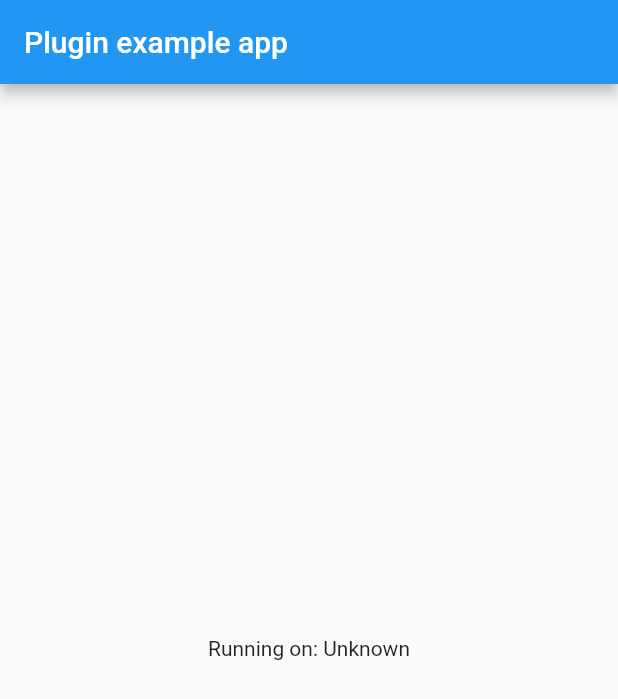
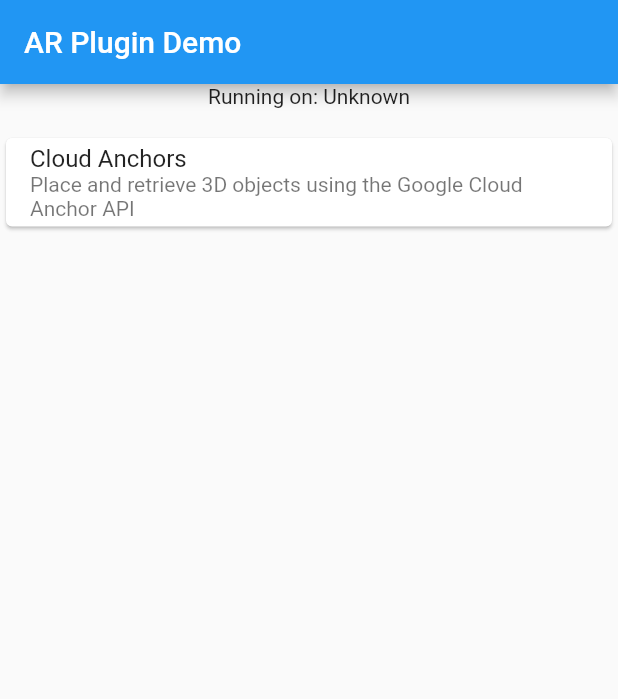
Before and after one commit to CariusLars/ar_flutter_plugin, a Flutter app: the screen it shows after launch, on a phone screen of 412 x 824 dp. Shown: the top 699 px of the screen. Run offline on Flutter 3.47's test engine with Material 2 defaults, Android fonts, the phone set to English and light mode, and no system bars.

Commit message:
adds home screen to example app

```diff
--- /dev/null
+++ b/example/lib/examples/cloundanchorexample.dart
@@ -0,0 +1,14 @@
+import 'package:flutter/material.dart';
+
+class CloudAnchorWidget extends StatelessWidget {
+  CloudAnchorWidget({Key key}) : super(key: key);
+
+  @override
+  Widget build(BuildContext context) {
+    return Scaffold(
+        appBar: AppBar(
+          title: const Text('Cloud Anchors'),
+        ),
+        body: Container(child: Text('Hello world')));
+  }
+}
--- a/example/lib/main.dart
+++ b/example/lib/main.dart
@@ -3,6 +3,8 @@ import 'dart:async';
 
 import 'package:flutter/services.dart';
 import 'package:ar_flutter_plugin/ar_flutter_plugin.dart';
+
+import 'package:ar_flutter_plugin_example/examples/cloundanchorexample.dart';
 
 void main() {
   runApp(MyApp());
@@ -15,6 +17,7 @@ class MyApp extends StatefulWidget {
 
 class _MyAppState extends State<MyApp> {
   String _platformVersion = 'Unknown';
+  static const String _title = 'AR Plugin Demo';
 
   @override
   void initState() {
@@ -47,12 +50,62 @@ class _MyAppState extends State<MyApp> {
     return MaterialApp(
       home: Scaffold(
         appBar: AppBar(
-          title: const Text('Plugin example app'),
+          title: const Text(_title),
         ),
-        body: Center(
-          child: Text('Running on: $_platformVersion\n'),
+        body: Column(children: [
+          Text('Running on: $_platformVersion\n'),
+          Expanded(
+            child: ExampleList(),
+          ),
+        ]),
+      ),
+    );
+  }
+}
+
+class ExampleList extends StatelessWidget {
+  ExampleList({Key key}) : super(key: key);
+
+  @override
+  Widget build(BuildContext context) {
+    final examples = [
+      Example(
+          'Cloud Anchors',
+          'Place and retrieve 3D objects using the Google Cloud Anchor API',
+          () => Navigator.push(context,
+              MaterialPageRoute(builder: (context) => CloudAnchorWidget())))
+    ];
+    return ListView(
+      children:
+          examples.map((example) => ExampleCard(example: example)).toList(),
+    );
+  }
+}
+
+class ExampleCard extends StatelessWidget {
+  ExampleCard({Key key, this.example}) : super(key: key);
+  final Example example;
+
+  @override
+  build(BuildContext context) {
+    return Card(
+      child: InkWell(
+        splashColor: Colors.blue.withAlpha(30),
+        onTap: () {
+          example.onTap();
+        },
+        child: ListTile(
+          title: Text(example.name),
+          subtitle: Text(example.description),
         ),
       ),
     );
   }
 }
+
+class Example {
+  const Example(this.name, this.description, this.onTap);
+  final String name;
+  final String description;
+  final Function onTap;
+}
```
